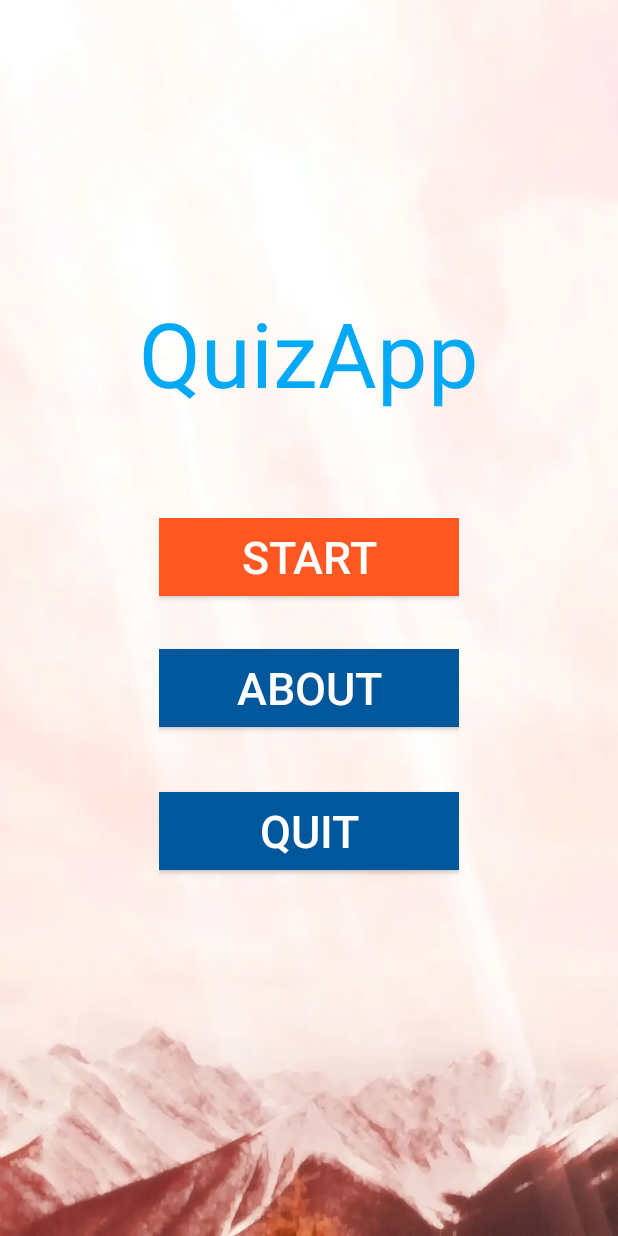
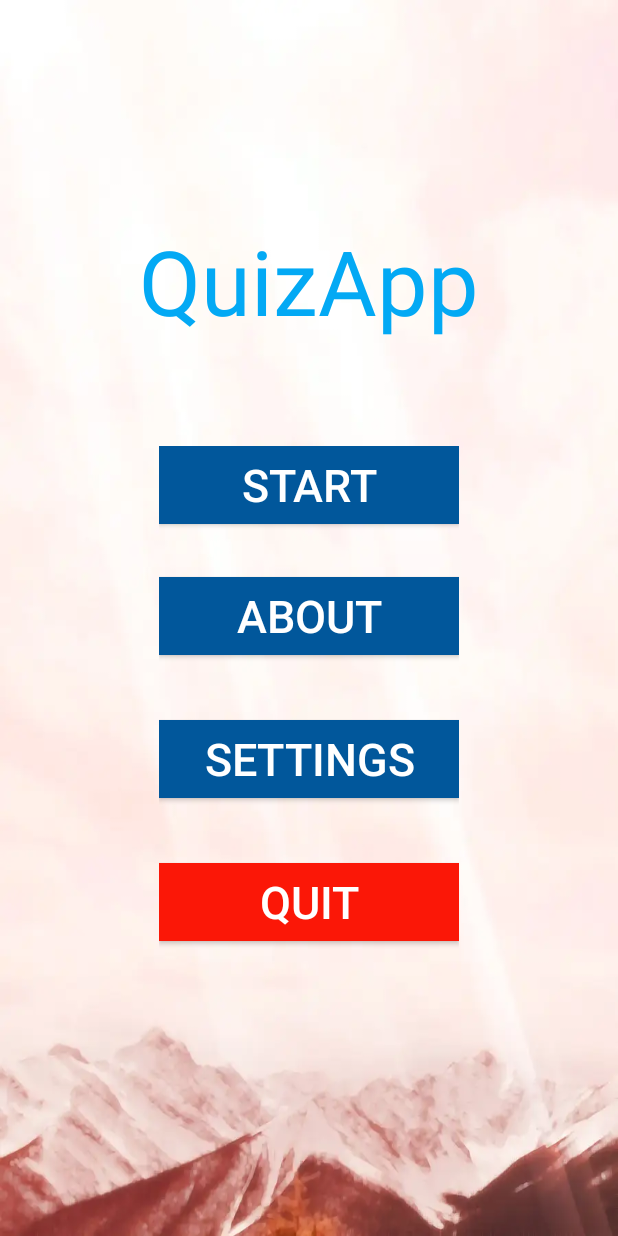
Before and after one commit to SuhrobDev/quiz, an Android app: the screen it shows after launch (MainActivity), on a phone screen of 412 x 824 dp. Run offline under Robolectric (Android 15) with nearby library versions, the phone set to English and light mode, and no system bars.

Commit message:
edited 03.07.2022

```diff
--- a/app/src/main/java/com/example/quiz_full/MainActivity.kt
+++ b/app/src/main/java/com/example/quiz_full/MainActivity.kt
@@ -18,6 +18,7 @@ class MainActivity : AppCompatActivity() {
 //        actionBar!!.hide()
         val startbutton : Button = findViewById<View>(R.id.start) as Button
         val aboutbutton : Button = findViewById<View>(R.id.about) as Button
+        val settingBtn : Button = findViewById<View>(R.id.settingsbtn) as Button
         val quitbutton : Button = findViewById<View>(R.id.quit) as Button
         //val nametext = findViewById<View>(R.id.editName) as EditText
         startbutton.setOnClickListener {
@@ -43,6 +44,12 @@ class MainActivity : AppCompatActivity() {
             startActivity(intent)
             finish()
         }
+
+//        settingBtn.setOnClickListener {
+//
+//            finish()
+//        }
+
         quitbutton.setOnClickListener {
             finish()
             onDestroy()
--- a/app/src/main/res/layout/activity_main1.xml
+++ b/app/src/main/res/layout/activity_main1.xml
@@ -52,7 +52,7 @@
             android:layout_above="@+id/button2"
             android:layout_alignStart="@+id/editName"
             android:layout_marginBottom="25dp"
-            android:background="#FF5722"
+            android:background="#01579B"
             android:text="@string/start"
             android:textColor="#ffffff"
             android:textSize="30sp" />
@@ -78,13 +78,28 @@
             android:layout_height="10dp" />
 
         <androidx.appcompat.widget.AppCompatButton
+            android:id="@+id/settingsbtn"
+            android:layout_width="200dp"
+            android:layout_height="52dp"
+            android:layout_alignStart="@+id/button2"
+            android:layout_alignParentBottom="true"
+            android:layout_marginBottom="33dp"
+            android:background="#01579B"
+            android:text="@string/settings"
+            android:textColor="#ffffff"
+            android:textSize="30sp" />
+        <Space
+            android:layout_width="match_parent"
+            android:layout_height="10dp" />
+
+        <androidx.appcompat.widget.AppCompatButton
             android:id="@+id/quit"
             android:layout_width="200dp"
             android:layout_height="52dp"
             android:layout_alignStart="@+id/button2"
             android:layout_alignParentBottom="true"
             android:layout_marginBottom="33dp"
-            android:background="#01579B"
+            android:background="#FB1707"
             android:text="@string/quit"
             android:textColor="#ffffff"
             android:textSize="30sp" />
--- a/app/src/main/res/values/strings.xml
+++ b/app/src/main/res/values/strings.xml
@@ -25,4 +25,5 @@
     <string name="DEV">SuhrobDev</string>
     <string name="Suhrob">Done by Suhrob Kayumov</string>
     <string name="about">About</string>
+    <string name="settings">settings</string>
 </resources>
```
